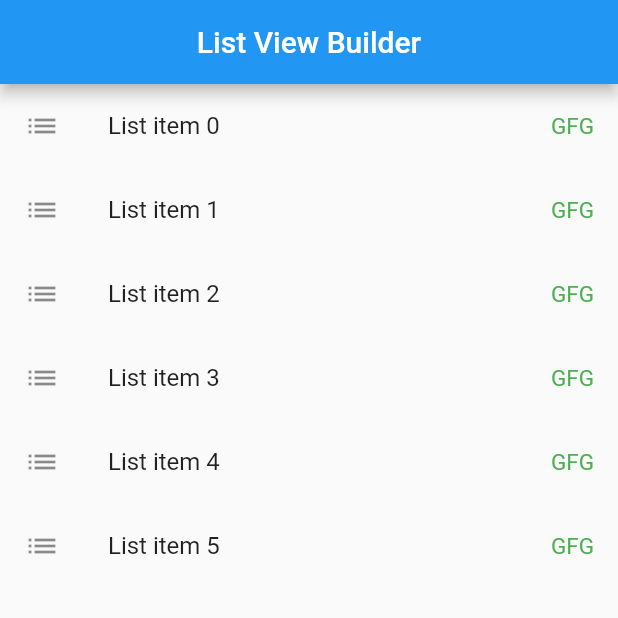
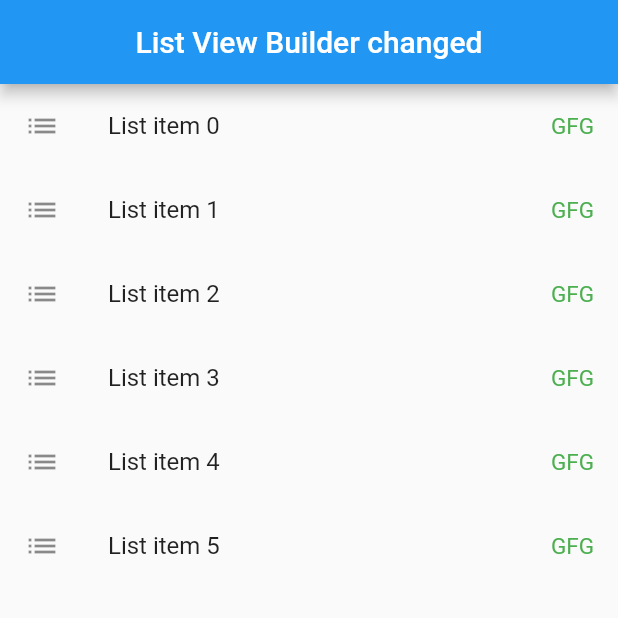
Before and after one commit to syedhaque1122/listview.builder, a Flutter app: the screen it shows after launch, on a phone screen of 412 x 824 dp, the top half of it. Run offline on Flutter 3.47's test engine with Material 2 defaults, Android fonts, the phone set to English and light mode, and no system bars.

Commit message:
this is my second commit

```diff
--- a/lib/main.dart
+++ b/lib/main.dart
@@ -13,7 +13,7 @@ class MyApp extends StatelessWidget {
     return  Scaffold(
 
       appBar: AppBar(
-        title: Text("List View Builder"),
+        title: Text("List View Builder changed"),
         centerTitle: true,
       ),
       body: ListView.builder(
```
